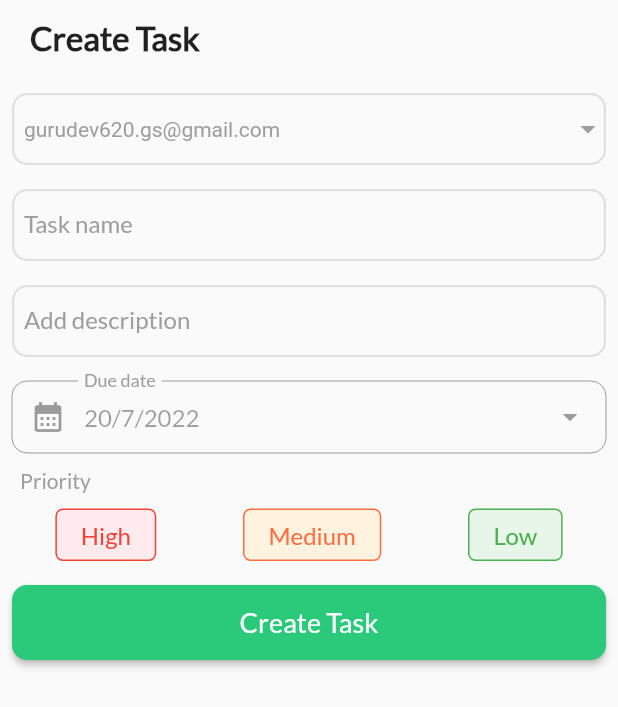
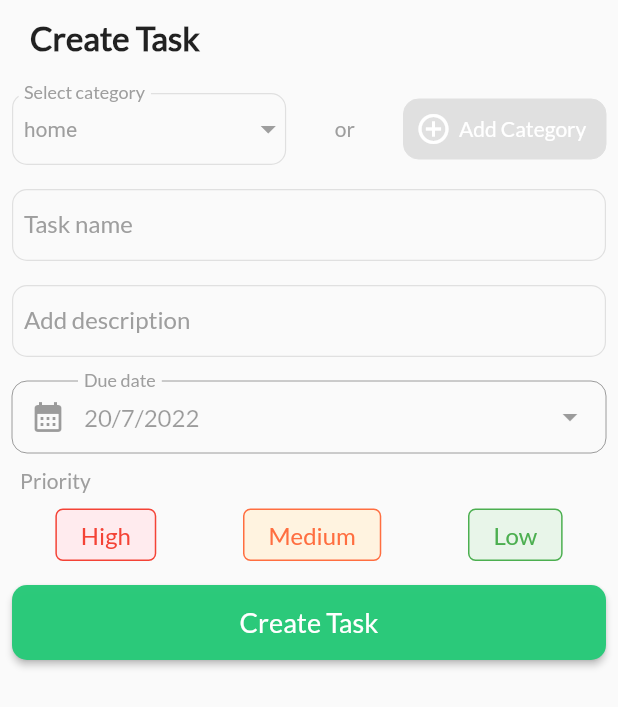
Before and after one commit to gurudevsingh14/strike_task, a Flutter app: the CreateTaskModal widget shown alone on an empty page, opened directly, on a phone screen of 412 x 824 dp. Shown: the top 707 px of the screen. Run offline on Flutter 3.47's test engine with Material 2 defaults, Android fonts, the light colour scheme and no system bars; our stand-ins replace percent_indicator; missing offline and left inert: pandabar.

Commit message:
create task modal completed

```diff
--- /dev/null
+++ b/lib/view/Common/add_category_button.dart
@@ -0,0 +1,35 @@
+import 'package:flutter/material.dart';
+
+import '../../constants/constants.dart';
+
+class AddCategoryButton extends StatelessWidget {
+  const AddCategoryButton({Key? key}) : super(key: key);
+
+  @override
+  Widget build(BuildContext context) {
+    return SizedBox(
+      width: 135,
+      child: MaterialButton(
+        elevation: 0,
+        color: Colors.grey.shade300,
+        padding: EdgeInsets.symmetric(horizontal: 8,vertical: 8),
+        shape: OutlineInputBorder(
+            borderSide: BorderSide(
+              width: 0,
+              color: mutedlineColor,
+            ),
+            borderRadius: BorderRadius.circular(10)
+        ),
+        onPressed: (){},
+        child:
+        Row(
+          children: [
+            Icon(Icons.add_circle_outline,color: whiteColor,),
+            SizedBox(width: 5,),
+            Text('Add Category',style: TextStyle(color: whiteColor),)
+          ],
+        ),
+      ),
+    );
+  }
+}
--- a/lib/view/Common/create_task_modal.dart
+++ b/lib/view/Common/create_task_modal.dart
@@ -1,7 +1,9 @@
 import 'package:flutter/material.dart';
 import 'package:provider/provider.dart';
 import 'package:strike_task/constants/constants.dart';
+import 'package:strike_task/constants/device_size.dart';
 import 'package:strike_task/constants/priority.dart';
+import 'package:strike_task/view/Common/add_category_button.dart';
 import 'package:strike_task/view/Common/custom_drop_down_field.dart';
 import 'package:strike_task/view/Common/custom_round_rect_button.dart';
 import 'package:strike_task/view/Common/custom_text_field.dart';
@@ -25,7 +27,14 @@ class CreateTaskModal extends StatelessWidget {
               child: Text('Create Task',style: TextStyle(fontSize: 22,fontWeight: FontWeight.bold),),
             ),
             SizedBox(height: 12,),
-            CustomDropDownField(),
+            Row(
+              mainAxisAlignment: MainAxisAlignment.spaceBetween,
+              children: [
+                Flexible(flex: 6,child: CustomDropDownField()),
+                Flexible(flex:1,child: Text('or',style: TextStyle(color: mutedTextColor),)),
+                Flexible(flex:6,child: AddCategoryButton()),
+              ],
+            ),
             SizedBox(height: 16,),
             CustomTextField(label : 'Task name'),
             SizedBox(height: 16,),
--- a/lib/view/Common/custom_drop_down_field.dart
+++ b/lib/view/Common/custom_drop_down_field.dart
@@ -3,7 +3,7 @@ import 'package:flutter/material.dart';
 import '../../constants/constants.dart';
 
 class CustomDropDownField extends StatefulWidget {
-  String email='gurudev620.gs@gmail.com';
+  String email='home';
 
   @override
   State<CustomDropDownField> createState() => _CustomDropDownFieldState();
@@ -13,20 +13,23 @@ class _CustomDropDownFieldState extends State<CustomDropDownField> {
   @override
   Widget build(BuildContext context) {
     return DropdownButtonFormField<String>(
+      isExpanded: true,
       // value: dropdownValue,
       value: widget.email,
       style: TextStyle(color: Colors.grey),
       decoration: InputDecoration(
+        labelText: 'Select category',
+        labelStyle: TextStyle(fontWeight: FontWeight.w500,color: mutedTextColor ),
         contentPadding: EdgeInsets.all(8),
         enabledBorder: OutlineInputBorder(
             borderSide: BorderSide(
-              width: 1.5,
+              width: 0.8,
               color: mutedlineColor,
             ),
             borderRadius: BorderRadius.circular(10)),
         focusedBorder: OutlineInputBorder(
         borderSide: BorderSide(
-        width: 1.5,
+        width: 0.8,
         color: mutedlineColor,
       ),
         borderRadius: BorderRadius.circular(10)),
@@ -38,11 +41,11 @@ class _CustomDropDownFieldState extends State<CustomDropDownField> {
         });
       },
       items: <String>[
-        'gurudev620.gs@gmail.com','gurudev2001@hotmail.com','gurudev123@gmail.com'
+        'home','office','study'
       ].map<DropdownMenuItem<String>>((String value) {
         return DropdownMenuItem<String>(
           value: value,
-          child: Text(value),
+          child: Text(value,overflow: TextOverflow.ellipsis,),
           enabled: true,
         );
       }).toList(),
--- a/lib/view/Common/custom_text_field.dart
+++ b/lib/view/Common/custom_text_field.dart
@@ -21,13 +21,13 @@ class CustomTextField extends StatelessWidget {
         contentPadding: EdgeInsets.symmetric(horizontal: 8,vertical: 8),
         enabledBorder: OutlineInputBorder(
             borderSide: BorderSide(
-              width: 1.5,
+              width: 0.8,
               color: mutedlineColor,
             ),
             borderRadius: BorderRadius.circular(10)),
         focusedBorder: OutlineInputBorder(
             borderSide: BorderSide(
-              width: 1.5,
+              width: 0.8,
               color: Colors.lightBlue,
             ),
             borderRadius: BorderRadius.circular(10)),
--- a/lib/view/Common/date_picker_field.dart
+++ b/lib/view/Common/date_picker_field.dart
@@ -31,9 +31,9 @@ class DatePickerField extends StatelessWidget {
             prefixIcon: Icon(Icons.calendar_month),
             suffixIcon: Icon(Icons.arrow_drop_down),
             labelText: 'Due date',
-            labelStyle: TextStyle(fontWeight: FontWeight.w500,color: mutedTextColor ),
+            labelStyle: TextStyle(fontWeight: FontWeight.w500,color: mutedTextColor,overflow: TextOverflow.ellipsis ),
             // isCollapsed: true,
-            contentPadding: EdgeInsets.symmetric(horizontal: 8),
+            contentPadding: EdgeInsets.symmetric(horizontal: 0),
             border: OutlineInputBorder(
                 borderSide: BorderSide(
                   width: 1.5,
@@ -44,7 +44,7 @@ class DatePickerField extends StatelessWidget {
             enabledBorder: OutlineInputBorder(
                 borderSide: BorderSide(
                   width: 1.5,
-                  color: mutedlineColor,
+                  color: mutedTextColor,
                 ),
                 borderRadius: BorderRadius.circular(10)),
             focusedBorder: OutlineInputBorder(
```
